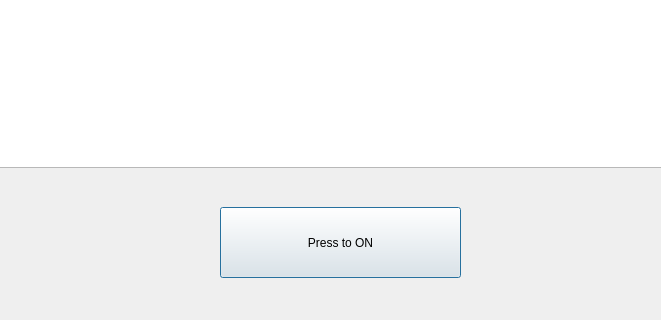
Above: src/robot_gui/ui/subwindow_makemap.ui from 7174952/amr-3d-lidar-ros2 before the change; both pictures show x 250 to 911 and y 403 to 723 of the 1208 by 723 pixel window. Below: the same form after it.
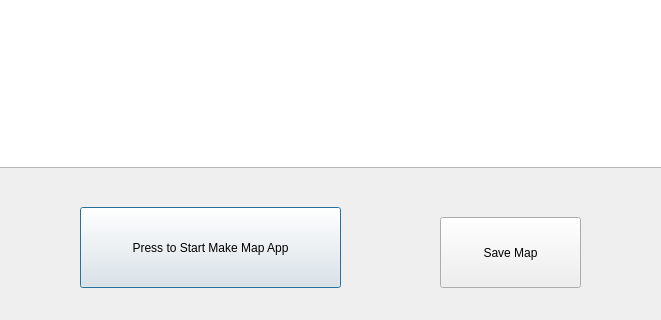
That is the form after the change.

Diff of the .ui file:
```diff
--- a/src/robot_gui/ui/subwindow_makemap.ui
+++ b/src/robot_gui/ui/subwindow_makemap.ui
@@ -29,14 +29,17 @@
    </property>
    <property name="geometry">
     <rect>
-     <x>470</x>
+     <x>330</x>
      <y>610</y>
-     <width>241</width>
-     <height>71</height>
+     <width>261</width>
+     <height>81</height>
     </rect>
    </property>
+   <property name="styleSheet">
+    <string notr="true">font: 12pt &quot;Sans Serif&quot;;</string>
+   </property>
    <property name="text">
-    <string>Press to ON</string>
+    <string>Press to Start Make Map App</string>
    </property>
    <property name="checkable">
     <bool>true</bool>
@@ -45,6 +48,22 @@
     <bool>false</bool>
    </property>
   </widget>
+  <widget class="QPushButton" name="pushButton_saveMap">
+   <property name="geometry">
+    <rect>
+     <x>690</x>
+     <y>620</y>
+     <width>141</width>
+     <height>71</height>
+    </rect>
+   </property>
+   <property name="styleSheet">
+    <string notr="true">font: 12pt &quot;Sans Serif&quot;;</string>
+   </property>
+   <property name="text">
+    <string>Save Map</string>
+   </property>
+  </widget>
  </widget>
  <resources/>
  <connections/>
```
